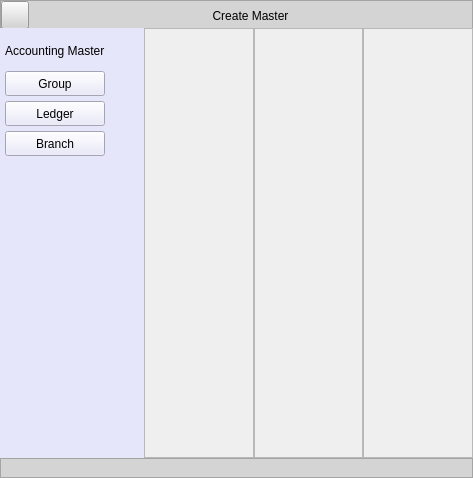
Old version of the form Resources/Ui/CreateMasterList.ui in the repository Darshitjivani/MBAS.
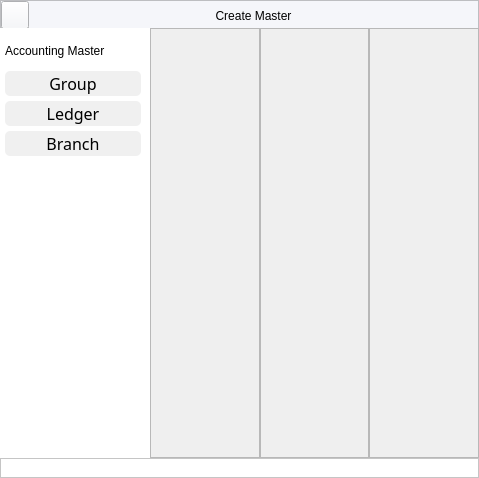
New version of the form. Icons and pictures are not drawn.

```diff
--- a/Resources/Ui/CreateMasterList.ui
+++ b/Resources/Ui/CreateMasterList.ui
@@ -6,7 +6,7 @@
    <rect>
     <x>0</x>
     <y>0</y>
-    <width>473</width>
+    <width>479</width>
     <height>478</height>
    </rect>
   </property>
@@ -42,7 +42,7 @@
        </size>
       </property>
       <property name="styleSheet">
-       <string notr="true">background-color: rgb(212, 212, 212);
+       <string notr="true">background-color:#f5f6fa;
 font: 63 11pt &quot;Segoe UI Semibold&quot;;
 color:#000000</string>
       </property>
@@ -249,7 +249,7 @@
        </size>
       </property>
       <property name="styleSheet">
-       <string notr="true">background-color: rgb(212, 212, 212);
+       <string notr="true">background-color:#ffffff;
 font: 63 11pt &quot;Segoe UI Semibold&quot;;
 color:#000000</string>
       </property>
@@ -265,29 +265,19 @@
      <widget class="QWidget" name="widget" native="true">
       <property name="minimumSize">
        <size>
-        <width>144</width>
+        <width>150</width>
         <height>0</height>
        </size>
       </property>
       <property name="maximumSize">
        <size>
-        <width>144</width>
+        <width>150</width>
         <height>16777215</height>
        </size>
       </property>
       <property name="styleSheet">
-       <string notr="true">
-
-QWidget{
-	background-color: rgb(230, 230, 250);
-}
-
-QPushButton:hover {
-  border-radius: 05px;
-  padding: 5px;
-  color:#ffffff;
-  background-color:#9BA4B5;
-  border: 0px solid ;
+       <string notr="true">QWidget{
+	background-color: #ffffff;
 }</string>
       </property>
       <layout class="QGridLayout" name="gridLayout_3">
@@ -309,53 +299,6 @@
        <property name="verticalSpacing">
         <number>5</number>
        </property>
-       <item row="5" column="0">
-        <widget class="QPushButton" name="pbCreateBranch">
-         <property name="sizePolicy">
-          <sizepolicy hsizetype="Preferred" vsizetype="Fixed">
-           <horstretch>0</horstretch>
-           <verstretch>0</verstretch>
-          </sizepolicy>
-         </property>
-         <property name="minimumSize">
-          <size>
-           <width>0</width>
-           <height>25</height>
-          </size>
-         </property>
-         <property name="text">
-          <string>Branch</string>
-         </property>
-        </widget>
-       </item>
-       <item row="3" column="0">
-        <widget class="QPushButton" name="pbCreateGroup">
-         <property name="sizePolicy">
-          <sizepolicy hsizetype="Minimum" vsizetype="Minimum">
-           <horstretch>0</horstretch>
-           <verstretch>0</verstretch>
-          </sizepolicy>
-         </property>
-         <property name="minimumSize">
-          <size>
-           <width>0</width>
-           <height>25</height>
-          </size>
-         </property>
-         <property name="maximumSize">
-          <size>
-           <width>16777215</width>
-           <height>25</height>
-          </size>
-         </property>
-         <property name="styleSheet">
-          <string notr="true"/>
-         </property>
-         <property name="text">
-          <string>Group</string>
-         </property>
-        </widget>
-       </item>
        <item row="6" column="0">
         <widget class="Line" name="line_3">
          <property name="minimumSize">
@@ -372,34 +315,6 @@
          </property>
         </widget>
        </item>
-       <item row="4" column="0">
-        <widget class="QPushButton" name="pdCreateLedger">
-         <property name="sizePolicy">
-          <sizepolicy hsizetype="Minimum" vsizetype="Minimum">
-           <horstretch>0</horstretch>
-           <verstretch>0</verstretch>
-          </sizepolicy>
-         </property>
-         <property name="minimumSize">
-          <size>
-           <width>0</width>
-           <height>25</height>
-          </size>
-         </property>
-         <property name="maximumSize">
-          <size>
-           <width>16777215</width>
-           <height>25</height>
-          </size>
-         </property>
-         <property name="styleSheet">
-          <string notr="true"/>
-         </property>
-         <property name="text">
-          <string>Ledger</string>
-         </property>
-        </widget>
-       </item>
        <item row="3" column="2" rowspan="4">
         <widget class="Line" name="line_2">
          <property name="minimumSize">
@@ -443,7 +358,7 @@
          </property>
          <property name="maximumSize">
           <size>
-           <width>16777215</width>
+           <width>136</width>
            <height>30</height>
           </size>
          </property>
@@ -455,6 +370,135 @@
          </property>
         </widget>
        </item>
+       <item row="5" column="0" colspan="2">
+        <widget class="QPushButton" name="pbCreateBranch">
+         <property name="sizePolicy">
+          <sizepolicy hsizetype="Preferred" vsizetype="Fixed">
+           <horstretch>0</horstretch>
+           <verstretch>0</verstretch>
+          </sizepolicy>
+         </property>
+         <property name="minimumSize">
+          <size>
+           <width>0</width>
+           <height>25</height>
+          </size>
+         </property>
+         <property name="maximumSize">
+          <size>
+           <width>136</width>
+           <height>16777215</height>
+          </size>
+         </property>
+         <property name="styleSheet">
+          <string notr="true">QPushButton {
+                                                font: 63 11pt Segoe UI Semibold;
+                                                background-color: #f0f0f0;
+                                                color: #000000;
+                                                border: none;
+                                                text-align:center;
+                                                text-decoration: none;
+                                                display: inline-block;
+                                                font-size: 16px;
+                                            
+                                                border-radius: 5px;}
+
+
+                                                QPushButton:hover {
+                                                background-color: #6c757e;
+                                                color: #ffffff;}</string>
+         </property>
+         <property name="text">
+          <string>Branch</string>
+         </property>
+        </widget>
+       </item>
+       <item row="4" column="0" colspan="2">
+        <widget class="QPushButton" name="pdCreateLedger">
+         <property name="sizePolicy">
+          <sizepolicy hsizetype="Minimum" vsizetype="Minimum">
+           <horstretch>0</horstretch>
+           <verstretch>0</verstretch>
+          </sizepolicy>
+         </property>
+         <property name="minimumSize">
+          <size>
+           <width>0</width>
+           <height>25</height>
+          </size>
+         </property>
+         <property name="maximumSize">
+          <size>
+           <width>136</width>
+           <height>25</height>
+          </size>
+         </property>
+         <property name="styleSheet">
+          <string notr="true">QPushButton {
+                                                font: 63 11pt Segoe UI Semibold;
+                                                background-color: #f0f0f0;
+                                                color: #000000;
+                                                border: none;
+                                                text-align:center;
+                                                text-decoration: none;
+                                                display: inline-block;
+                                                font-size: 16px;
+                                            
+                                                border-radius: 5px;}
+
+
+                                                QPushButton:hover {
+                                                background-color: #6c757e;
+                                                color: #ffffff;}</string>
+         </property>
+         <property name="text">
+          <string>Ledger</string>
+         </property>
+        </widget>
+       </item>
+       <item row="3" column="0" colspan="2">
+        <widget class="QPushButton" name="pbCreateGroup">
+         <property name="sizePolicy">
+          <sizepolicy hsizetype="Minimum" vsizetype="Minimum">
+           <horstretch>0</horstretch>
+           <verstretch>0</verstretch>
+          </sizepolicy>
+         </property>
+         <property name="minimumSize">
+          <size>
+           <width>0</width>
+           <height>25</height>
+          </size>
+         </property>
+         <property name="maximumSize">
+          <size>
+           <width>136</width>
+           <height>25</height>
+          </size>
+         </property>
+         <property name="styleSheet">
+          <string notr="true">QPushButton {
+                                                font: 63 11pt Segoe UI Semibold;
+                                                background-color: #f0f0f0;
+                                                color: #000000;
+                                                border: none;
+                                                text-align:center;
+                                                text-decoration: none;
+                                                display: inline-block;
+                                                font-size: 16px;
+                                            
+                                                border-radius: 5px;}
+
+
+                                                QPushButton:hover {
+                                                background-color: #6c757e;
+                                                color: #ffffff;}</string>
+         </property>
+         <property name="text">
+          <string>Group</string>
+         </property>
+        </widget>
+       </item>
       </layout>
      </widget>
     </item>
```
Left out of the diff: 5 changed lines with no effect on the pictures.
